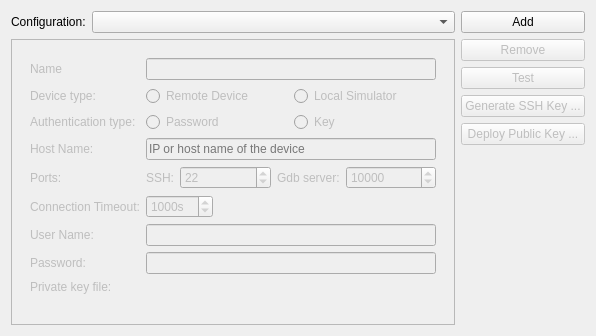
Qt form src/plugins/qt4projectmanager/qt-maemo/maemosettingswidget.ui (qt-creator/qt-creator) before a commit.
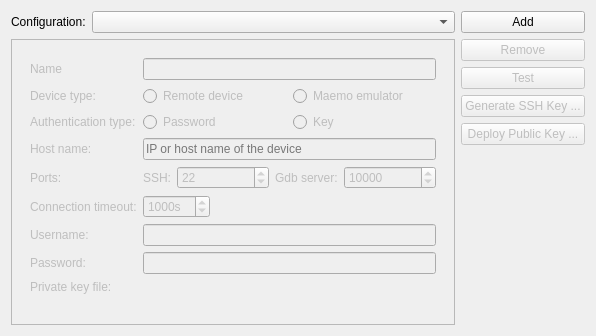
The same form after that commit. Custom widgets are drawn as their Qt base class.

The edit to the form file:
```diff
--- a/src/plugins/qt4projectmanager/qt-maemo/maemosettingswidget.ui
+++ b/src/plugins/qt4projectmanager/qt-maemo/maemosettingswidget.ui
@@ -90,14 +90,14 @@
               <item>
                <widget class="QRadioButton" name="deviceButton">
                 <property name="text">
-                 <string>Remote Device</string>
+                 <string>Remote device</string>
                 </property>
                </widget>
               </item>
               <item>
                <widget class="QRadioButton" name="simulatorButton">
                 <property name="text">
-                 <string>Local Simulator</string>
+                 <string>Maemo emulator</string>
                 </property>
                </widget>
               </item>
@@ -137,7 +137,7 @@
            <item row="3" column="0">
             <widget class="QLabel" name="hostNameLabel">
              <property name="text">
-              <string>Host Name:</string>
+              <string>Host name:</string>
              </property>
             </widget>
            </item>
@@ -211,7 +211,7 @@
            <item row="5" column="0">
             <widget class="QLabel" name="connectionTimeoutLabel">
              <property name="text">
-              <string>Connection Timeout:</string>
+              <string>Connection timeout:</string>
              </property>
             </widget>
            </item>
@@ -251,7 +251,7 @@
            <item row="6" column="0">
             <widget class="QLabel" name="userNameLabel">
              <property name="text">
-              <string>User Name:</string>
+              <string>Username:</string>
              </property>
             </widget>
            </item>
```
